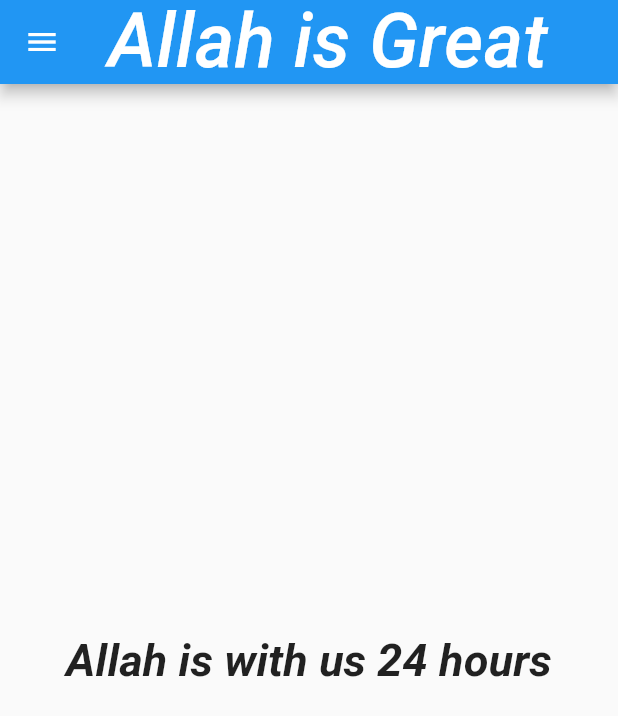
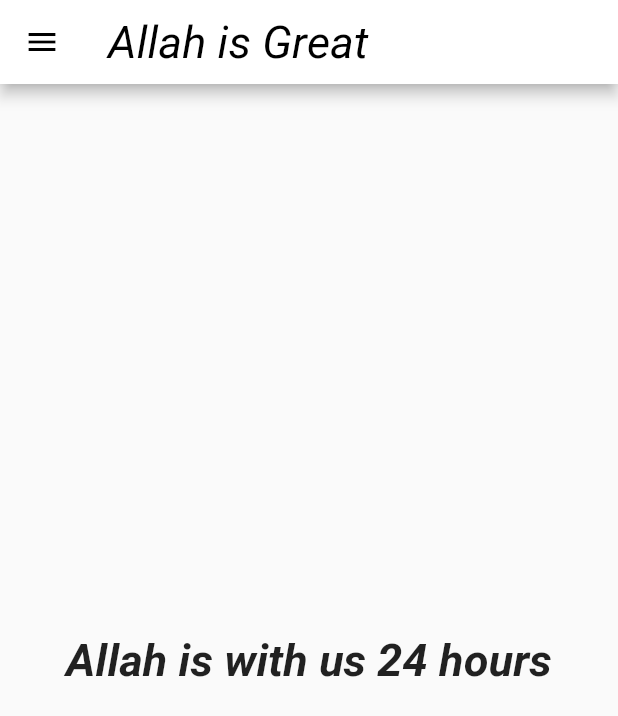
Before and after one commit to AHSAN7-7/untitled, a Flutter app: the screen it shows after launch, on a phone screen of 412 x 824 dp. Shown: the top 716 px of the screen. Run offline on Flutter 3.47's test engine with Material 2 defaults, Android fonts, the phone set to English and light mode, and no system bars.

Commit message:
themes extracted

```diff
--- a/lib/Widgets/drawer.dart
+++ b/lib/Widgets/drawer.dart
@@ -22,6 +22,7 @@ class MyDrawer extends StatelessWidget{
                     accountEmail: const Text("aukniazi777@gmail.com"),
                 )
             ),
+
             const ListTile(
               leading: Icon(CupertinoIcons.home,color: Colors.white,),
               title: Text(
--- /dev/null
+++ b/lib/Widgets/theam.dart
@@ -0,0 +1,18 @@
+import 'package:flutter/cupertino.dart';
+import 'package:flutter/material.dart';
+//import 'package:google_fonts/google_fonts.dart';
+
+class MyTheme{
+static ThemeData lightTheme()=> ThemeData(
+  primarySwatch: Colors.deepPurple,
+  appBarTheme: AppBarTheme(
+    color:  Colors.white,
+    titleTextStyle: TextStyle(
+      color: Colors.black,
+    ),
+    iconTheme: IconThemeData.fallback(),
+  )
+);
+
+static ThemeData darkTheme()=> ThemeData(brightness: Brightness.dark);
+}
--- a/lib/main.dart
+++ b/lib/main.dart
@@ -2,6 +2,8 @@ import 'package:flutter/material.dart';
 import 'package:untitled/pages/homepage.dart';
 import 'package:untitled/pages/loginpage.dart';
 import 'package:untitled/utills/routes.dart';
+
+import 'Widgets/theam.dart';
 void main(){
   runApp(const MyApp());
 }
@@ -13,11 +15,10 @@ class MyApp extends StatelessWidget{
   Widget build(BuildContext context) {
     //TODO: implement build
     return     MaterialApp(
-
-      themeMode: ThemeMode.dark,
-      darkTheme: ThemeData.light(),
-
-      //debugShowCheckedModeBanner: false,
+      themeMode: ThemeMode.light,
+      theme: MyTheme.lightTheme(),
+      //darkTheme: ThemeData.light(),
+      debugShowCheckedModeBanner: false,
       //home: HomePage(),
       initialRoute: "/homepage",
       routes: {
--- a/lib/pages/homepage.dart
+++ b/lib/pages/homepage.dart
@@ -12,10 +12,12 @@ class HomePage extends StatelessWidget{
     // TODO: implement build
     return  Scaffold(
       appBar: AppBar(
+        //backgroundColor: Colors.deepPurpleAccent,
+          //foregroundColor: Colors.deepPurpleAccent,
           title: const Text(
             "Allah is Great",
             style: (TextStyle(
-              fontSize: 50,
+              fontSize: 30,
               fontStyle: FontStyle.italic,
             )
             ),
```
